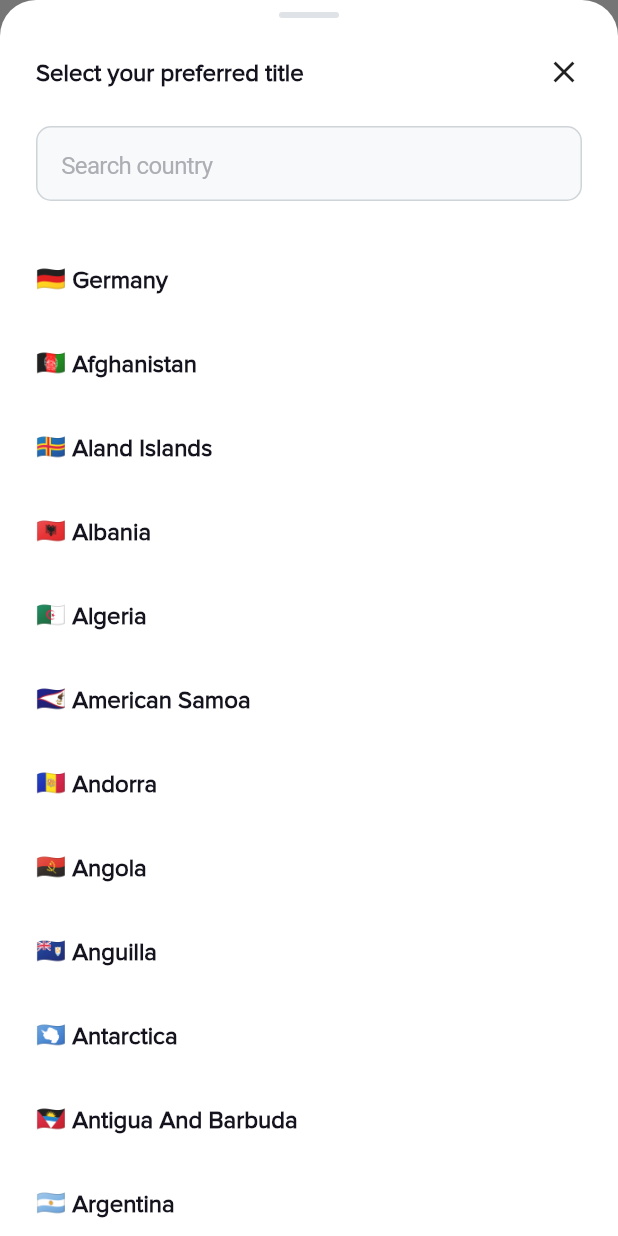
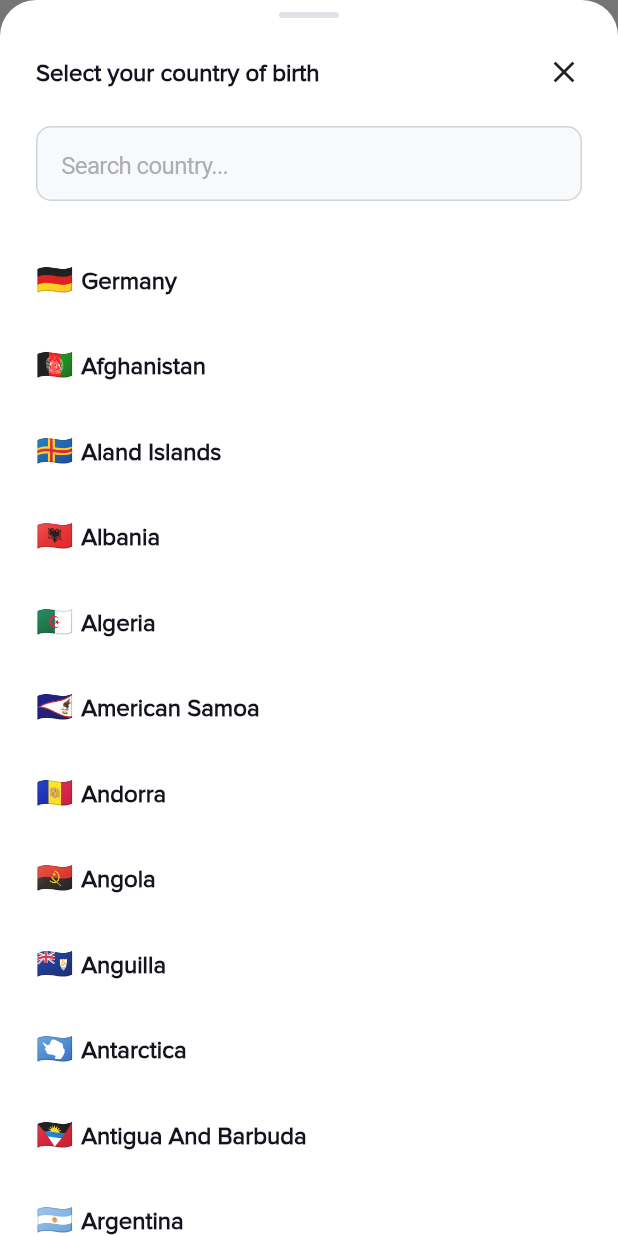
Before and after one commit to ivoryio/Ivory, a Flutter app: the OnboardingDateAndPlaceOfBirthScreen screen opened by its route, after a tap on "Select country of birth", on a phone screen of 412 x 824 dp. Run offline on Flutter 3.47's test engine with Material 2 defaults, Android fonts, the phone set to English and light mode, and no system bars; our stand-ins replace badges, convert, device_info_plus, dotted_border, equatable, firebase_core and 18 more; missing offline and left inert: amazon_cognito_identity_dart_2, app_settings, pointycastle; accounts and stored records are empty.

Commit message:
added search to ivory select option

```diff
--- a/lib/screens/onboarding/personal_details/onboarding_date_and_place_of_birth_screen.dart
+++ b/lib/screens/onboarding/personal_details/onboarding_date_and_place_of_birth_screen.dart
@@ -23,9 +23,7 @@ class OnboardingDateAndPlaceOfBirthScreen extends StatefulWidget {
 class _OnboardingDateAndPlaceOfBirthScreenState extends State<OnboardingDateAndPlaceOfBirthScreen> {
   late List<SelectOption> _countries;
   final IvoryTextFieldController _dateOfBirthController = IvoryTextFieldController();
-  final IvorySelectOptionController _selectCountryController = IvorySelectOptionController(
-    loading: true,
-  );
+  final IvorySelectOptionController _selectCountryController = IvorySelectOptionController(loading: true);
 
   @override
   void initState() {
@@ -62,13 +60,17 @@ class _OnboardingDateAndPlaceOfBirthScreenState extends State<OnboardingDateAndP
                   IvoryTextField(
                     label: "Date of birth",
                     placeholder: "DD / MM / YYYY",
+                    bottomSheetTitle: "Select your date of birth",
                     controller: _dateOfBirthController,
                     inputType: TextFieldInputType.date,
                   ),
                   const SizedBox(height: 24),
                   IvorySelectOption(
                     label: "Country of birth",
-                    bottomSheetLabel: "Select country of birth",
+                    placeholder: "Select country of birth",
+                    bottomSheetTitle: "Select your country of birth",
+                    searchFieldPlaceholder: "Search country...",
+                    enabledSearch: true,
                     controller: _selectCountryController,
                     onBottomSheetOpened: () => FocusScope.of(context).unfocus(),
                     onOptionSelected: (option) {},
@@ -101,7 +103,7 @@ class _OnboardingDateAndPlaceOfBirthScreenState extends State<OnboardingDateAndP
           value: country['isoCode'],
           prefix: Text(
             "${country['flag']} ",
-            style: const TextStyle(fontSize: 16),
+            style: const TextStyle(fontSize: 20, height: 24 / 20),
           ),
         ),
       );
--- a/lib/screens/onboarding/signup/onboarding_basic_info_screen.dart
+++ b/lib/screens/onboarding/signup/onboarding_basic_info_screen.dart
@@ -76,7 +76,7 @@ class _OnboardingBasicInfoScreenState extends State<OnboardingBasicInfoScreen> {
                   const SizedBox(height: 24),
                   IvorySelectOption(
                     label: "Preferred title",
-                    bottomSheetLabel: "Select your preferred title",
+                    bottomSheetTitle: "Select your preferred title",
                     controller: _selectTitleController,
                     onBottomSheetOpened: () => FocusScope.of(context).unfocus(),
                     options: const [
--- a/lib/widgets/ivory_select_option.dart
+++ b/lib/widgets/ivory_select_option.dart
@@ -6,7 +6,10 @@ import 'package:solarisdemo/widgets/modal.dart';
 
 class IvorySelectOption extends StatefulWidget {
   final String label;
-  final String? bottomSheetLabel;
+  final String? bottomSheetTitle;
+  final bool enabledSearch;
+  final String placeholder;
+  final String searchFieldPlaceholder;
   final List<SelectOption>? options;
   final void Function(SelectOption)? onOptionSelected;
   final IvorySelectOptionController? controller;
@@ -15,11 +18,14 @@ class IvorySelectOption extends StatefulWidget {
   const IvorySelectOption({
     super.key,
     required this.label,
-    required this.bottomSheetLabel,
+    required this.bottomSheetTitle,
     this.options,
     this.onOptionSelected,
     this.controller,
+    this.placeholder = "Select an option",
+    this.searchFieldPlaceholder = "Search",
     this.onBottomSheetOpened,
+    this.enabledSearch = false,
   });
 
   @override
@@ -100,7 +106,7 @@ class _IvorySelectOptionState extends State<IvorySelectOption> {
                         )
                       else
                         Text(
-                          widget.bottomSheetLabel ?? widget.label,
+                          widget.placeholder,
                           style: ClientConfig.getTextStyleScheme()
                               .bodyLargeRegular
                               .copyWith(color: ClientConfig.getCustomColors().neutral500),
@@ -130,47 +136,99 @@ class _IvorySelectOptionState extends State<IvorySelectOption> {
 
     showBottomModal(
       context: context,
-      title: "Select your preferred title",
+      title: widget.bottomSheetTitle,
       addContentPadding: false,
       useSafeArea: true,
       isScrollControlled: true,
-      content: Column(
+      content: _BottomSheetContent(
+        options: _controller.options,
+        enabledSearch: widget.enabledSearch,
+        multiselect: widget.controller?.multiselect ?? false,
+        searchFieldPlaceholder: widget.searchFieldPlaceholder,
+        onOptionSelected: (option) {
+          _controller.selectOption(option);
+          widget.onOptionSelected?.call(option);
+        },
+      ),
+    );
+  }
+}
+
+class _BottomSheetContent extends StatefulWidget {
+  final List<SelectOption> options;
+  final String searchFieldPlaceholder;
+  final Function(SelectOption) onOptionSelected;
+  final bool multiselect;
+  final bool enabledSearch;
+
+  const _BottomSheetContent({
+    required this.options,
+    required this.onOptionSelected,
+    required this.multiselect,
+    required this.enabledSearch,
+    required this.searchFieldPlaceholder,
+  });
+
+  @override
+  State<_BottomSheetContent> createState() => _BottomSheetContentState();
+}
+
+class _BottomSheetContentState extends State<_BottomSheetContent> {
+  late List<SelectOption> _filteredOptions;
+
+  @override
+  void initState() {
+    super.initState();
+
+    _filteredOptions = widget.options;
+  }
+
+  @override
+  Widget build(BuildContext context) {
+    return Column(
       children: [
+        if (widget.enabledSearch) ...[
           Padding(
             padding: ClientConfig.getCustomClientUiSettings().defaultScreenHorizontalPadding,
             child: IvoryTextField(
-              placeholder: "Search country",
+              placeholder: widget.searchFieldPlaceholder,
               onChanged: (value) {
-                _controller.setLoading(true);
-                final List<SelectOption> filteredOptions = _controller.options
+                setState(() {
+                  _filteredOptions = widget.options
                       .where((option) => option.textLabel.toLowerCase().contains(value.toLowerCase()))
                       .toList();
-                _controller.setOptions(filteredOptions);
-                _controller.setLoading(false);
+                });
               },
             ),
           ),
-          SizedBox(height: 24),
-          ListView.builder(
+          const SizedBox(height: 24),
+        ],
+        _filteredOptions.isEmpty
+            ? Text(
+                "No results found",
+                style: ClientConfig.getTextStyleScheme().bodyLargeRegularBold,
+              )
+            : ListView.builder(
                 shrinkWrap: true,
                 physics: const NeverScrollableScrollPhysics(),
-            itemCount: _controller.options.length,
+                itemCount: _filteredOptions.length,
                 itemBuilder: (context, index) {
-              final SelectOption option = _controller.options[index];
+                  SelectOption option = _filteredOptions[index];
+
                   return _BottomSheetOption(
+                    key: UniqueKey(),
                     textLabel: option.textLabel,
                     isSelected: option.selected,
-                multiselect: widget.controller?.multiselect ?? false,
+                    multiselect: widget.multiselect,
                     onTap: () {
-                  _controller.selectOption(option);
-                  widget.onOptionSelected?.call(option);
+                      widget.onOptionSelected(option);
                     },
                     prefix: option.prefix,
                   );
                 },
               ),
+        const SizedBox(height: 24),
       ],
-      ),
     );
   }
 }
@@ -183,6 +241,7 @@ class _BottomSheetOption extends StatefulWidget {
   final Widget? prefix;
 
   const _BottomSheetOption({
+    super.key,
     required this.textLabel,
     required this.isSelected,
     required this.onTap,
@@ -304,17 +363,3 @@ class SelectOption extends Equatable {
   @override
   List<Object?> get props => [value, textLabel, selected, prefix];
 }
-
-class _BottomSheetContent extends StatefulWidget {
-  const _BottomSheetContent({super.key});
-
-  @override
-  State<_BottomSheetContent> createState() => _BottomSheetContentState();
-}
-
-class _BottomSheetContentState extends State<_BottomSheetContent> {
-  @override
-  Widget build(BuildContext context) {
-    return const Placeholder();
-  }
-}
--- a/lib/widgets/ivory_text_field.dart
+++ b/lib/widgets/ivory_text_field.dart
@@ -16,6 +16,7 @@ class IvoryTextField extends StatefulWidget {
   final List<TextInputFormatter>? inputFormatters;
   final String? errorText;
   final String? label;
+  final String? bottomSheetTitle;
   final String? placeholder;
   final TextCapitalization? textCapitalization;
   final TextFieldInputType inputType;
@@ -48,6 +49,7 @@ class IvoryTextField extends StatefulWidget {
     this.prefix,
     this.suffix,
     this.textCapitalization,
+    this.bottomSheetTitle,
   });
 
   @override
@@ -267,7 +269,7 @@ class _IvoryTextFieldState extends State<IvoryTextField> {
 
           showBottomModal(
             context: context,
-            title: "Select your date of birth",
+            title: widget.bottomSheetTitle,
             content: _DatePickerContent(
               currentDate: currentDate,
               initialDate: initialDate,
```
Lines whose indentation alone changed are shown as unchanged.
